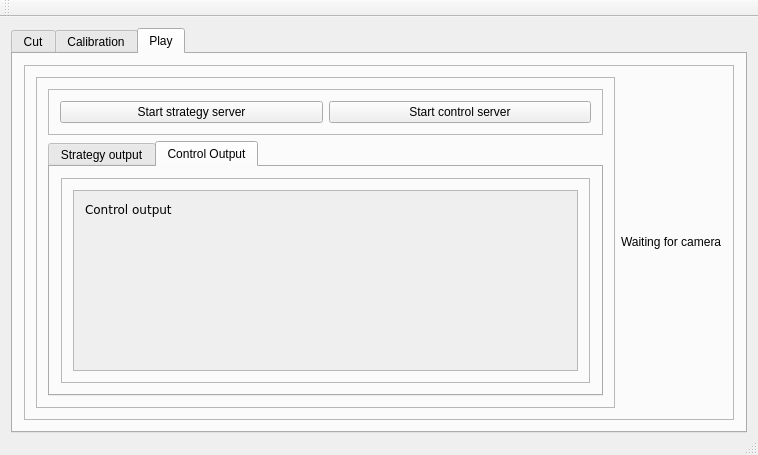
First picture: the form in mainwindow.ui, repository quique0194/UmayuxVsss, before the edit.
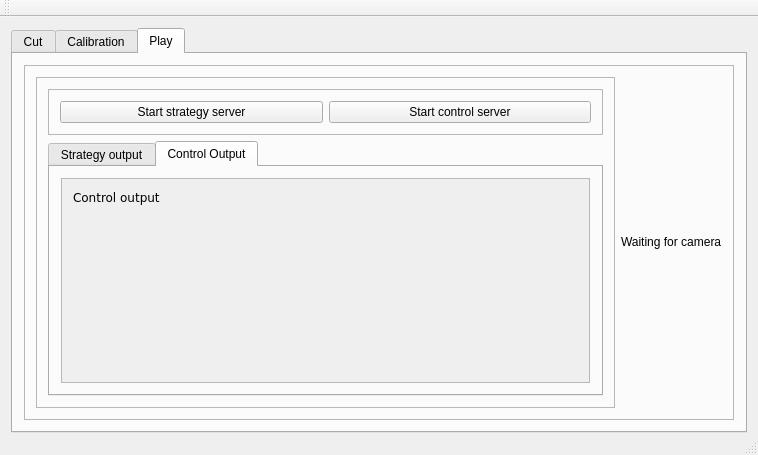
Second picture: the form after the edit. The open tabs and pages were chosen to show the change. Custom widgets are drawn as their Qt base class.

What changed in the file:
```diff
--- a/mainwindow.ui
+++ b/mainwindow.ui
@@ -755,15 +755,6 @@
                  </attribute>
                  <layout class="QVBoxLayout" name="verticalLayout_18">
                   <item>
-                   <widget class="QFrame" name="frame_13">
-                    <property name="frameShape">
-                     <enum>QFrame::StyledPanel</enum>
-                    </property>
-                    <property name="frameShadow">
-                     <enum>QFrame::Raised</enum>
-                    </property>
-                    <layout class="QHBoxLayout" name="horizontalLayout_9">
-                     <item>
                       <widget class="QScrollArea" name="scrollArea_2">
                        <property name="enabled">
                         <bool>true</bool>
@@ -776,8 +767,8 @@
                          <rect>
                           <x>0</x>
                           <y>0</y>
-                          <width>533</width>
-                          <height>194</height>
+                       <width>553</width>
+                       <height>214</height>
                          </rect>
                         </property>
                         <layout class="QVBoxLayout" name="verticalLayout_16">
@@ -801,9 +792,6 @@
                          </item>
                         </layout>
                        </widget>
-                      </widget>
-                     </item>
-                    </layout>
                    </widget>
                   </item>
                  </layout>
```
Left out of the diff: 8 changed lines with no effect on the pictures. Lines whose indentation alone changed are shown as unchanged.
